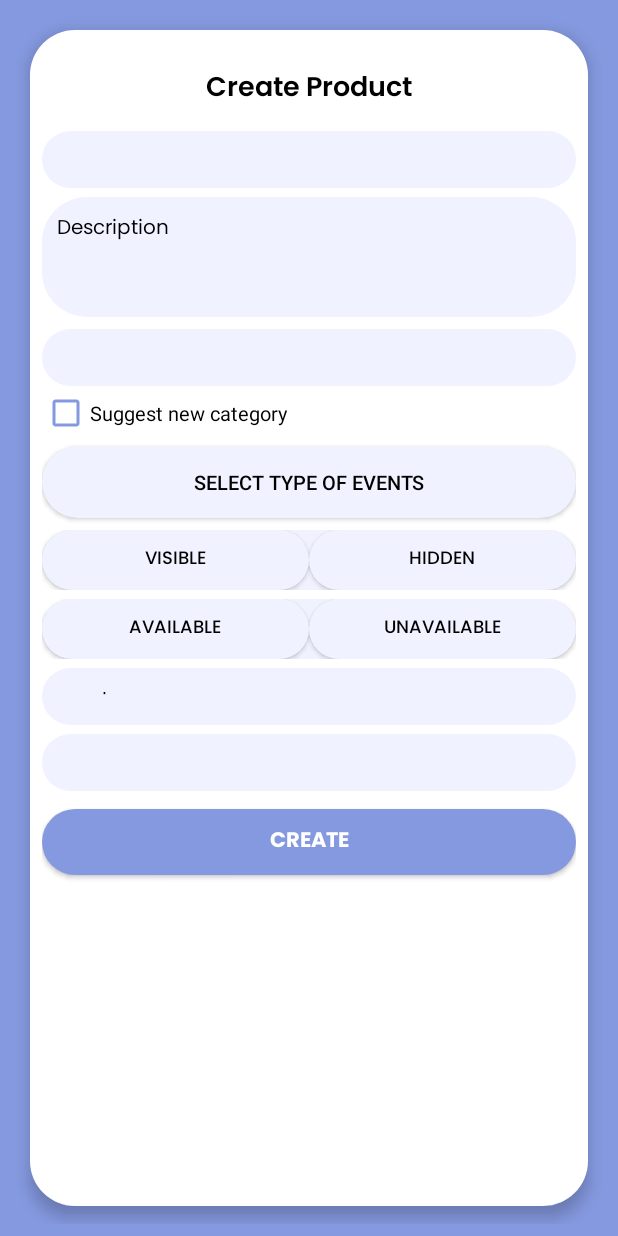
After one commit to kzi-nastava/ma-project-event-planner-siit-2024-team-3, an Android app: the layout fragment_create_product.xml on its own in the app's theme, with its tools: preview values and no code run, on a phone screen of 412 x 824 dp. The commit adds this screen. Run offline under Robolectric (Android 15) with nearby library versions, the phone set to English and light mode, and no system bars.

Commit message:
[ADD] Creating products

```diff
--- a/EveAnt/app/src/main/java/com/example/eveant/RetrofitClient.java
+++ b/EveAnt/app/src/main/java/com/example/eveant/RetrofitClient.java
@@ -11,6 +11,7 @@ import com.example.eveant.eventType.EventTypeService;
 import com.example.eveant.priceList.OfferService;
 import com.example.eveant.invitation.InvitationService;
 import com.example.eveant.notification.NotificationService;
+import com.example.eveant.product.ProductService;
 import com.example.eveant.reviews.ReviewService;
 import com.example.eveant.service.ServiceService;
 import com.example.eveant.user.UserService;
@@ -54,7 +55,7 @@ public class RetrofitClient {
    public static InvitationService invitationService = retrofit.create(InvitationService.class);
    public static OfferService offerService=retrofit.create(OfferService.class);
    public static ChatApiService chatApiService=retrofit.create(ChatApiService.class);
-
+   public static ProductService productService=retrofit.create(ProductService.class);
    public static BudgetService budgetService=retrofit.create(BudgetService.class);
    public static InvitationEventService invitationEventService = retrofit.create(InvitationEventService.class);
    public static ReviewService reviewService = retrofit.create(ReviewService.class);
--- a/EveAnt/app/src/main/java/com/example/eveant/service/ServicesViewFragment.java
+++ b/EveAnt/app/src/main/java/com/example/eveant/service/ServicesViewFragment.java
@@ -91,7 +91,7 @@ public class ServicesViewFragment extends Fragment {
 //        Log.d( "fetchProviderServices: ", username);
 
         AuthManager auth = AuthManager.getInstance(requireContext());
-        String email = "provider";
+        String email = "networkingProvider";
 
         RetrofitClient.serviceService.getAllServicesForProvider(email).enqueue(new Callback<ArrayList<Service>>() {
             @Override
--- /dev/null
+++ b/EveAnt/app/src/main/res/layout/fragment_create_product.xml
@@ -0,0 +1,220 @@
+<?xml version="1.0" encoding="utf-8"?>
+<FrameLayout xmlns:android="http://schemas.android.com/apk/res/android"
+    xmlns:tools="http://schemas.android.com/tools"
+    android:layout_width="match_parent"
+    android:layout_height="match_parent"
+    android:background="@color/purple"
+    tools:context=".offer.CreateProductFragment">
+
+    <ScrollView
+        android:layout_width="match_parent"
+        android:layout_height="match_parent"
+        android:padding="8dp"
+        android:fillViewport="true">
+
+        <LinearLayout
+            android:id="@+id/fragment_container_layout"
+            android:layout_width="match_parent"
+            android:layout_height="wrap_content"
+            android:layout_gravity="center"
+            android:layout_margin="12dp"
+            android:background="@drawable/rounded_corners_white"
+            android:elevation="6dp"
+            android:orientation="vertical"
+            android:paddingHorizontal="8dp"
+            android:paddingVertical="12dp">
+
+            <!-- Title -->
+            <TextView
+                android:layout_width="match_parent"
+                android:layout_height="wrap_content"
+                android:text="Create Product"
+                android:textAlignment="center"
+                android:textSize="18sp"
+                android:textColor="@color/black"
+                android:fontFamily="@font/poppins_semibold"
+                android:layout_marginTop="12dp"
+                android:layout_marginBottom="8dp" />
+
+            <!-- Name -->
+            <EditText
+                android:id="@+id/name"
+                style="@style/loginInputText"
+                android:hint="@string/prompt_name"
+                android:layout_width="match_parent"
+                android:layout_height="38dp"
+                android:background="@drawable/rounded_corners_f0f3ff"
+                android:paddingHorizontal="10dp"
+                android:textSize="13sp"
+                android:layout_marginTop="4dp"
+                android:inputType="textPersonName" />
+
+            <!-- Description -->
+            <EditText
+                android:id="@+id/description"
+                style="@style/loginInputText"
+                android:hint="@string/prompt_description"
+                android:layout_width="match_parent"
+                android:layout_height="80dp"
+                android:background="@drawable/rounded_corners_f0f3ff"
+                android:padding="10dp"
+                android:textSize="13sp"
+                android:gravity="top|start"
+                android:layout_marginTop="6dp"
+                android:inputType="textMultiLine" />
+
+            <!-- Category -->
+            <Spinner
+                android:id="@+id/category_spinner"
+                android:layout_width="match_parent"
+                android:layout_height="38dp"
+                android:layout_marginTop="8dp"
+                android:background="@drawable/rounded_corners_f0f3ff" />
+
+            <CheckBox
+                android:id="@+id/checkbox_new_category"
+                android:layout_width="wrap_content"
+                android:layout_height="wrap_content"
+                android:text="@string/hint_new_category"
+                android:textSize="13sp"
+                android:textColor="@color/black"
+                android:buttonTint="#8599e0"
+                android:layout_marginTop="2dp" />
+
+            <EditText
+                android:id="@+id/new_category_input"
+                android:layout_width="match_parent"
+                android:layout_height="36dp"
+                android:hint="@string/hint_new_category"
+                android:background="@drawable/rounded_corners_f0f3ff"
+                android:textColor="@color/black"
+                android:textSize="13sp"
+                android:visibility="gone"
+                android:layout_marginTop="4dp"
+                android:paddingHorizontal="10dp" />
+
+            <!-- Event Types -->
+            <Button
+                android:id="@+id/buttonShowCheckboxes"
+                android:layout_width="match_parent"
+                android:layout_height="wrap_content"
+                android:text="@string/select_type_of_events"
+                android:textSize="13sp"
+                android:background="@drawable/rounded_corners_f0f3ff"
+                android:textColor="@color/black"
+                android:layout_marginTop="6dp" />
+
+            <TextView
+                android:id="@+id/selectedEventsTextView"
+                android:layout_width="match_parent"
+                android:layout_height="wrap_content"
+                android:textColor="@color/black"
+                android:textSize="12sp"
+                android:layout_marginTop="2dp"
+                android:visibility="gone" />
+
+            <!-- Toggles -->
+            <LinearLayout
+                android:layout_width="match_parent"
+                android:layout_height="wrap_content"
+                android:orientation="horizontal"
+                android:layout_marginTop="8dp"
+                android:background="@drawable/rounded_corners_f0f3ff">
+
+                <ToggleButton
+                    android:id="@+id/visibleButton"
+                    android:layout_width="0dp"
+                    android:layout_weight="1"
+                    android:layout_height="40dp"
+                    android:textOn="@string/prompt_visible"
+                    android:textOff="@string/prompt_visible"
+                    android:textSize="12sp"
+                    android:fontFamily="@font/poppins_medium"
+                    android:textColor="@color/black"
+                    android:background="@drawable/slider_organizer_provider" />
+
+                <ToggleButton
+                    android:id="@+id/hiddenButton"
+                    android:layout_width="0dp"
+                    android:layout_weight="1"
+                    android:layout_height="40dp"
+                    android:textOn="@string/prompt_hidden"
+                    android:textOff="@string/prompt_hidden"
+                    android:textSize="12sp"
+                    android:fontFamily="@font/poppins_medium"
+                    android:textColor="@color/black"
+                    android:background="@drawable/slider_organizer_provider" />
+            </LinearLayout>
+
+            <!-- Available / Unavailable -->
+            <LinearLayout
+                android:layout_width="match_parent"
+                android:layout_height="wrap_content"
+                android:orientation="horizontal"
+                android:layout_marginTop="6dp"
+                android:background="@drawable/rounded_corners_f0f3ff">
+
+                <ToggleButton
+                    android:id="@+id/availableButton"
+                    android:layout_width="0dp"
+                    android:layout_weight="1"
+                    android:layout_height="40dp"
+                    android:textOn="@string/prompt_available"
+                    android:textOff="@string/prompt_available"
+                    android:textSize="12sp"
+                    android:fontFamily="@font/poppins_medium"
+                    android:textColor="@color/black"
+                    android:background="@drawable/slider_organizer_provider" />
+
+                <ToggleButton
+                    android:id="@+id/unavailableButton"
+                    android:layout_width="0dp"
+                    android:layout_weight="1"
+                    android:layout_height="40dp"
+                    android:textOn="@string/prompt_unavailable"
+                    android:textOff="@string/prompt_unavailable"
+                    android:textSize="12sp"
+                    android:fontFamily="@font/poppins_medium"
+                    android:textColor="@color/black"
+                    android:background="@drawable/slider_organizer_provider" />
+            </LinearLayout>
+
+            <!-- Price -->
+            <EditText
+                android:id="@+id/price"
+                style="@style/loginInputText"
+                android:layout_width="match_parent"
+                android:layout_height="38dp"
+                android:layout_marginTop="6dp"
+                android:hint="@string/prompt_price"
+                android:inputType="number"
+                android:textSize="13sp"
+                android:background="@drawable/rounded_corners_f0f3ff" />
+
+            <!-- Discount -->
+            <EditText
+                android:id="@+id/discount"
+                style="@style/loginInputText"
+                android:layout_width="match_parent"
+                android:layout_height="38dp"
+                android:layout_marginTop="6dp"
+                android:hint="@string/prompt_discount"
+                android:inputType="number"
+                android:textSize="13sp"
+                android:background="@drawable/rounded_corners_f0f3ff" />
+
+            <!-- Create Button -->
+            <Button
+                android:id="@+id/submit_button"
+                android:layout_width="match_parent"
+                android:layout_height="44dp"
+                android:layout_marginTop="12dp"
+                android:text="Create"
+                android:background="@drawable/rounded_corners_8599e0"
+                android:textColor="@color/white"
+                android:textSize="14sp"
+                android:fontFamily="@font/poppins_bold" />
+
+        </LinearLayout>
+    </ScrollView>
+</FrameLayout>
--- a/EveAnt/app/src/main/res/menu/provider_menu.xml
+++ b/EveAnt/app/src/main/res/menu/provider_menu.xml
@@ -5,9 +5,9 @@
         android:icon="@drawable/bottom_nav_ic_home"
         android:title="Home" />
     <item
-        android:id="@+id/serviceCreateFragment1"
+        android:id="@+id/offerChoose"
         android:icon="@drawable/bottom_nav_ic_add_service"
-        android:title="Add service" />
+        android:title="Add service or product" />
     <item
         android:id="@+id/servicesViewFragment"
         android:icon="@drawable/bottom_nav_ic_calendar"
```
Also changed, not shown: EveAnt/app/src/main/java/com/example/eveant/product/CreateProductFragment.java (added, +258 -0 lines), EveAnt/app/src/main/java/com/example/eveant/product/OfferFragment.java (added, +32 -0 lines), EveAnt/app/src/main/java/com/example/eveant/product/Product.java (added, +8 -0 lines), EveAnt/app/src/main/java/com/example/eveant/product/ProductService.java (added, +45 -0 lines), EveAnt/app/src/main/res/layout/fragment_offer.xml (added, +50 -0 lines), EveAnt/app/src/main/res/navigation/nav_graph.xml (+15 -0 lines).
